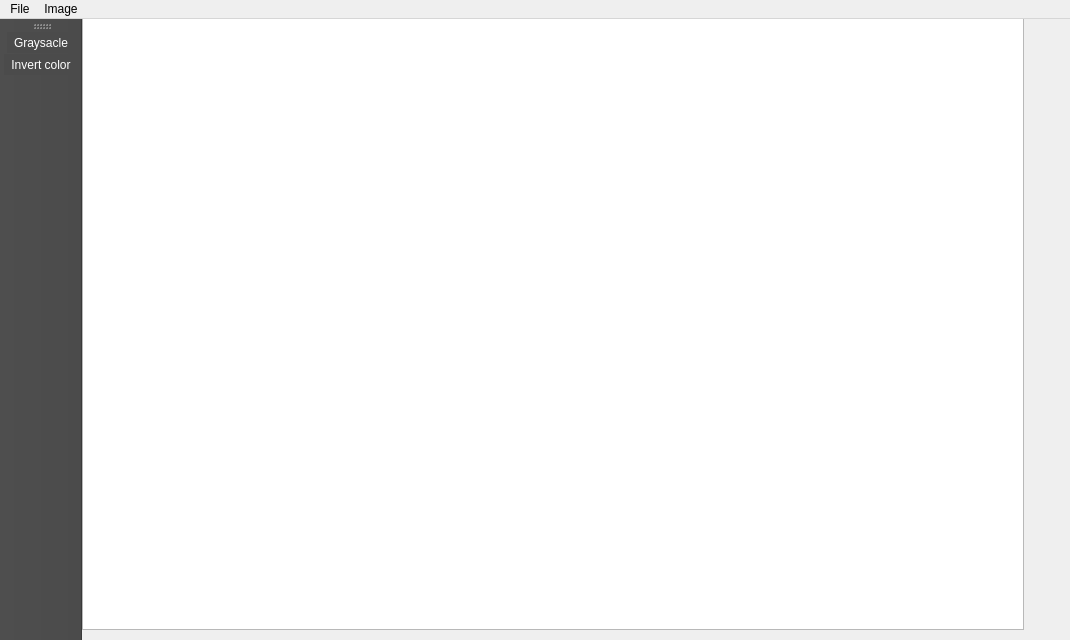
This is Painter/mainwindow.ui in VeselAbaya/qt-learning as Qt 5 draws it before an edit. The edited form follows.
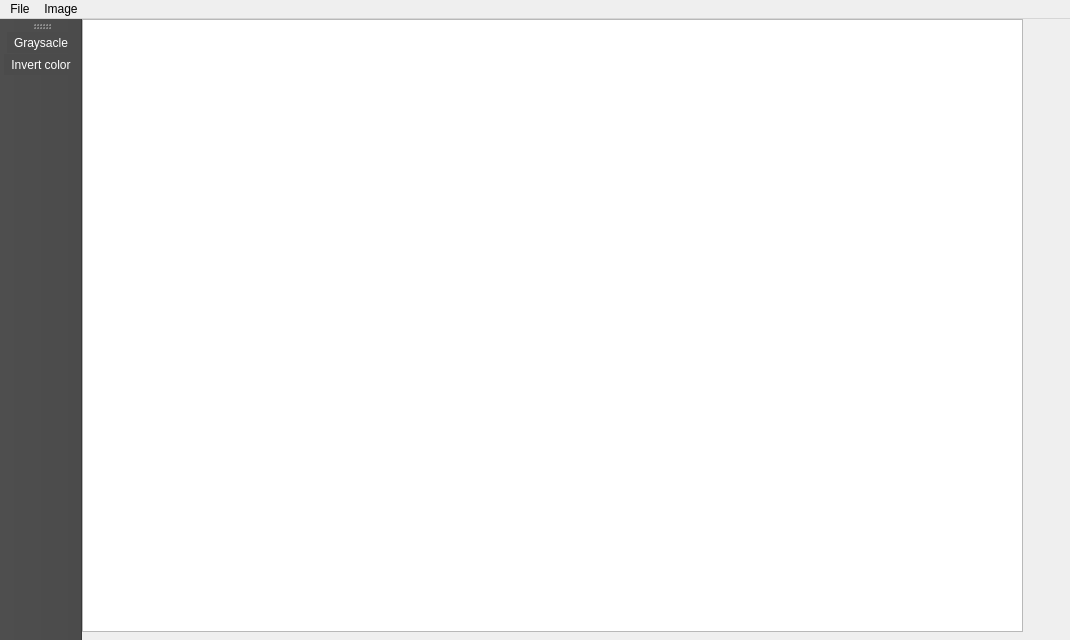
This is the edited form.

```diff
--- a/Painter/mainwindow.ui
+++ b/Painter/mainwindow.ui
@@ -18,9 +18,9 @@
     <property name="geometry">
      <rect>
       <x>0</x>
-      <y>-30</y>
-      <width>942</width>
-      <height>641</height>
+      <y>0</y>
+      <width>941</width>
+      <height>613</height>
      </rect>
     </property>
    </widget>
```
Left out of the diff: 6 changed lines with no effect on the pictures.
